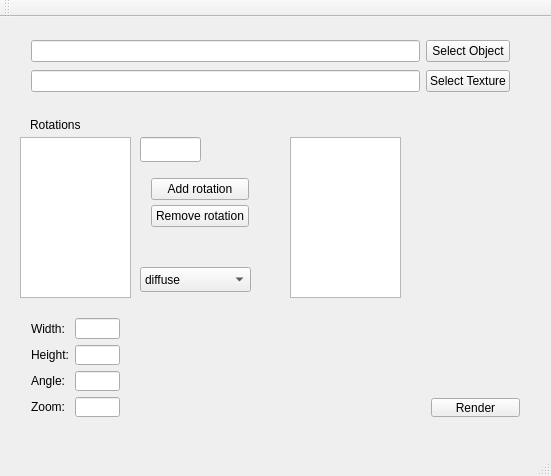
Before: the Qt Designer form mainwindow.ui in supernugy/Awesome2DGui, drawn with Qt 5.
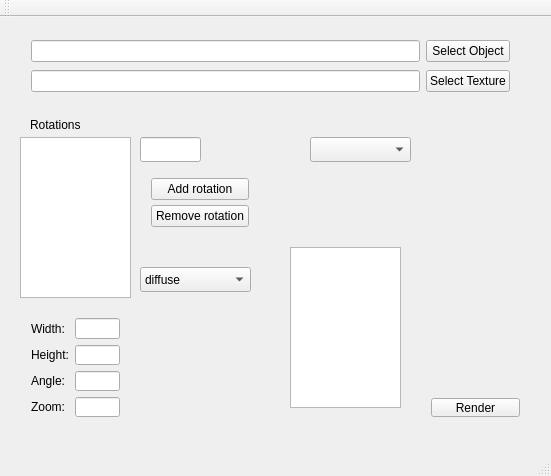
After: the same form once the commit is applied.

Commit message: Added profile selection

The edit to the form file:
```diff
--- a/mainwindow.ui
+++ b/mainwindow.ui
@@ -253,12 +253,22 @@
     <property name="geometry">
      <rect>
       <x>290</x>
-      <y>120</y>
+      <y>230</y>
       <width>111</width>
       <height>161</height>
      </rect>
     </property>
    </widget>
+   <widget class="QComboBox" name="profilesComboBox">
+    <property name="geometry">
+     <rect>
+      <x>310</x>
+      <y>120</y>
+      <width>101</width>
+      <height>25</height>
+     </rect>
+    </property>
+   </widget>
   </widget>
   <widget class="QMenuBar" name="menuBar">
    <property name="geometry">
```
The commit also changes 2 other files.
